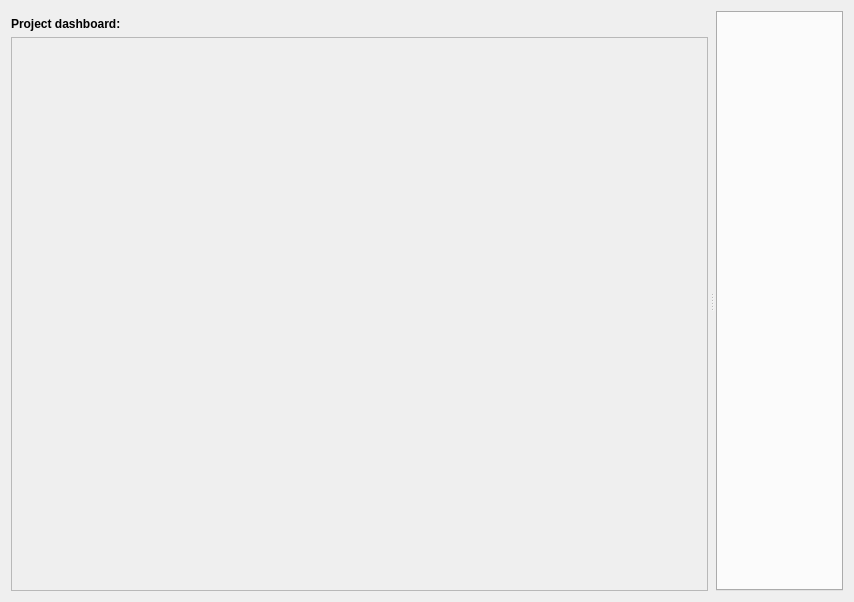
Before: the Qt Designer form src/apps/openfluid-builder/base/ProjectWidget.ui in OpenFLUID/openfluid, drawn with Qt 5.
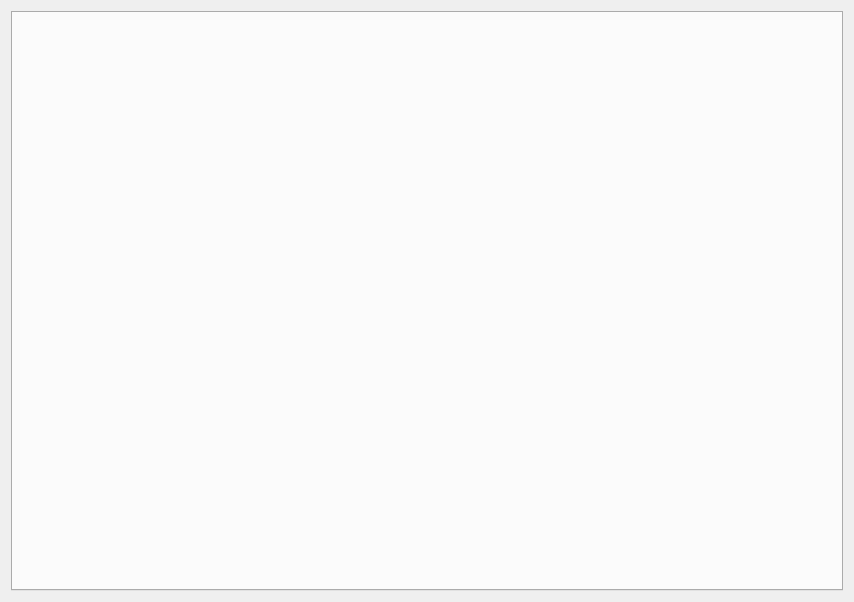
After: the same form once the commit is applied.

Commit message:
Add of project check system and widget in OpenFLUID-Builder with Qt
* Added dockable project check widget
* Added dock position in preferences manager for save/restore
* Added menu for management of the project view
* Added check system architecture, to be completed later
* Updated tests and cleaned code

(references OpenFLUID/openfluid#246)

```diff
--- a/src/apps/openfluid-builder/base/ProjectWidget.ui
+++ b/src/apps/openfluid-builder/base/ProjectWidget.ui
@@ -15,85 +15,13 @@
   </property>
   <layout class="QHBoxLayout" name="horizontalLayout">
    <item>
-    <widget class="QSplitter" name="MainSplitter">
+    <widget class="QTabWidget" name="WorkspaceTabWidget">
      <property name="sizePolicy">
       <sizepolicy hsizetype="Expanding" vsizetype="Expanding">
        <horstretch>0</horstretch>
        <verstretch>0</verstretch>
       </sizepolicy>
      </property>
-     <property name="maximumSize">
-      <size>
-       <width>16777215</width>
-       <height>16777215</height>
-      </size>
-     </property>
-     <property name="orientation">
-      <enum>Qt::Horizontal</enum>
-     </property>
-     <property name="handleWidth">
-      <number>8</number>
-     </property>
-     <widget class="QWidget" name="verticalLayoutWidget">
-      <layout class="QVBoxLayout" name="verticalLayout">
-       <property name="topMargin">
-        <number>6</number>
-       </property>
-       <item>
-        <widget class="QLabel" name="label">
-         <property name="sizePolicy">
-          <sizepolicy hsizetype="Maximum" vsizetype="Maximum">
-           <horstretch>0</horstretch>
-           <verstretch>0</verstretch>
-          </sizepolicy>
-         </property>
-         <property name="styleSheet">
-          <string notr="true">font: bold;</string>
-         </property>
-         <property name="text">
-          <string>Project dashboard:</string>
-         </property>
-        </widget>
-       </item>
-       <item>
-        <widget class="QScrollArea" name="scrollArea">
-         <property name="sizePolicy">
-          <sizepolicy hsizetype="Minimum" vsizetype="Expanding">
-           <horstretch>0</horstretch>
-           <verstretch>0</verstretch>
-          </sizepolicy>
-         </property>
-         <property name="minimumSize">
-          <size>
-           <width>200</width>
-           <height>0</height>
-          </size>
-         </property>
-         <property name="widgetResizable">
-          <bool>true</bool>
-         </property>
-         <widget class="QWidget" name="scrollAreaWidgetContents">
-          <property name="geometry">
-           <rect>
-            <x>0</x>
-            <y>0</y>
-            <width>701</width>
-            <height>552</height>
-           </rect>
-          </property>
-         </widget>
-        </widget>
-       </item>
-      </layout>
-     </widget>
-     <widget class="QTabWidget" name="WorkspaceTabWidget">
-      <property name="sizePolicy">
-       <sizepolicy hsizetype="Expanding" vsizetype="Expanding">
-        <horstretch>0</horstretch>
-        <verstretch>0</verstretch>
-       </sizepolicy>
-      </property>
-     </widget>
     </widget>
    </item>
   </layout>
```
The commit also changes 22 other files.
